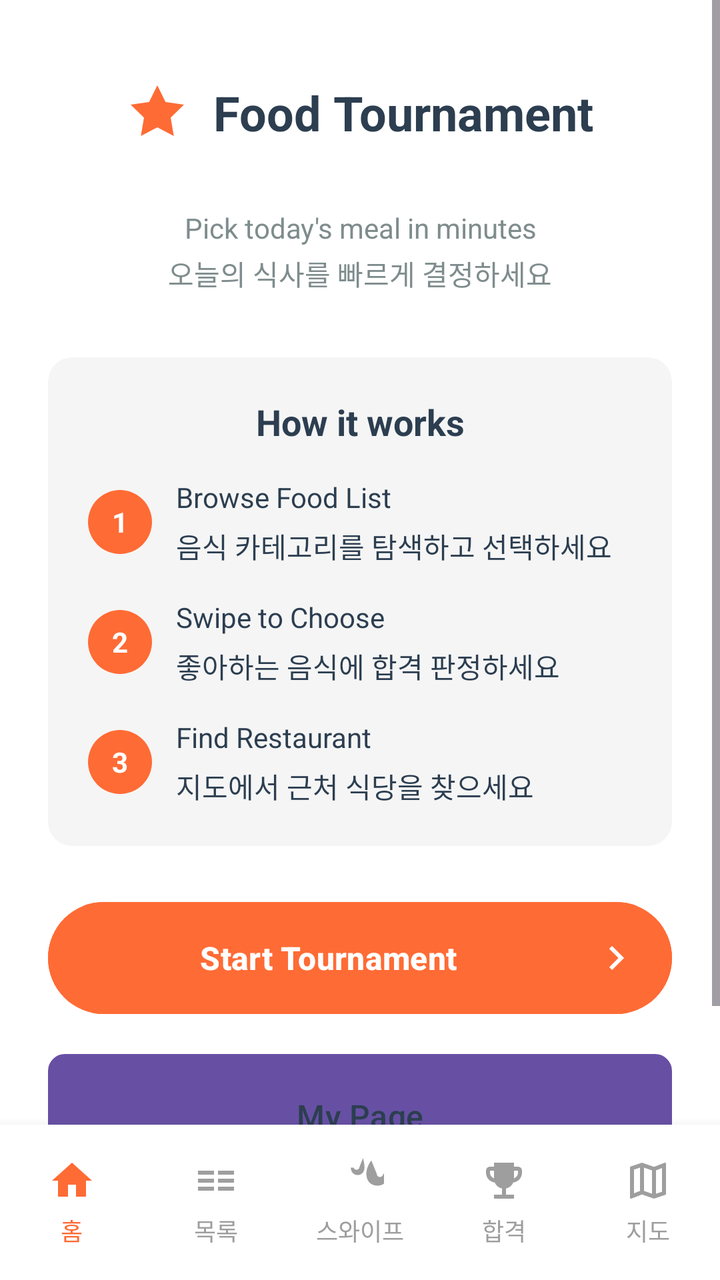
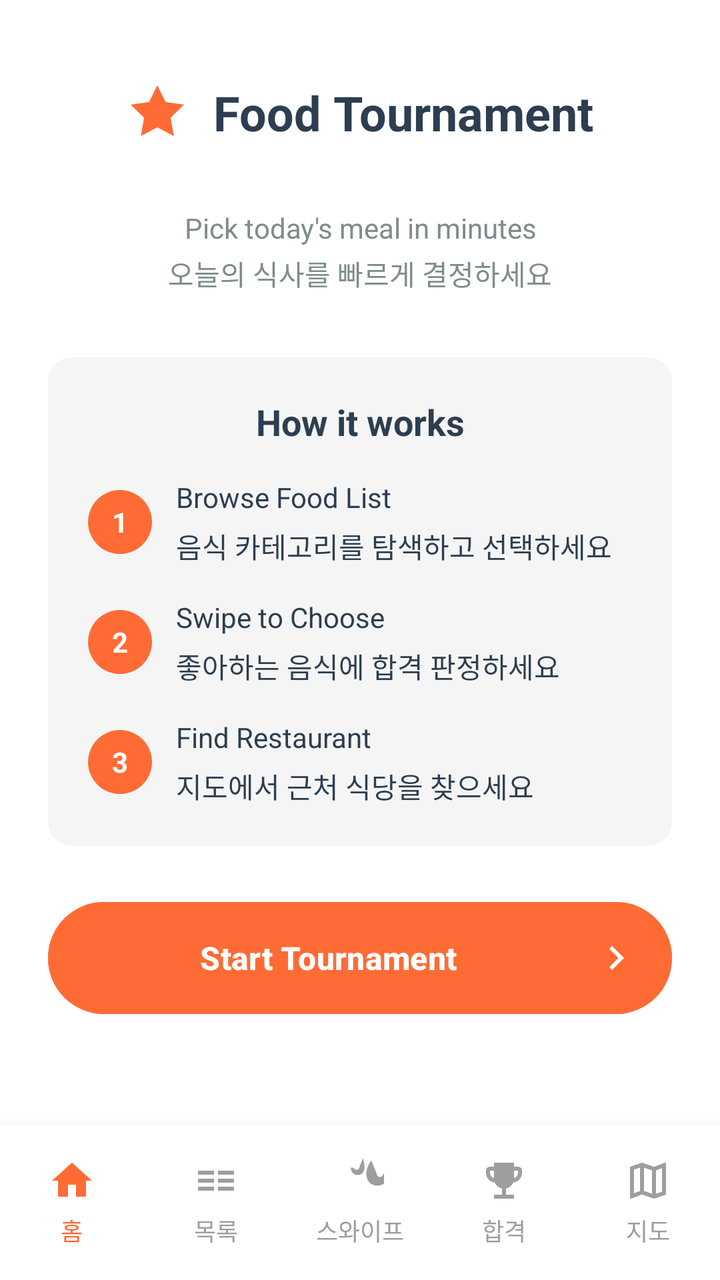

An Android layout rendered at two revisions. The XML below is the earlier revision; the diff shows what the commit changed to produce the second picture.
<!-- AndroidManifest.xml: application theme Theme.Molip_1st -->
<!-- res/layout/activity_intro.xml -->
<?xml version="1.0" encoding="utf-8"?>
<androidx.constraintlayout.widget.ConstraintLayout xmlns:android="http://schemas.android.com/apk/res/android"
    xmlns:app="http://schemas.android.com/apk/res-auto"
    xmlns:tools="http://schemas.android.com/tools"
    android:layout_width="match_parent"
    android:layout_height="match_parent"
    android:background="@color/white"
    tools:context=".ui.IntroActivity">

    
    <ScrollView
        android:id="@+id/scrollView"
        android:layout_width="0dp"
        android:layout_height="0dp"
        android:fillViewport="true"
        app:layout_constraintBottom_toTopOf="@+id/bottomNavigation"
        app:layout_constraintEnd_toEndOf="parent"
        app:layout_constraintStart_toStartOf="parent"
        app:layout_constraintTop_toTopOf="parent">

        <LinearLayout
            android:layout_width="match_parent"
            android:layout_height="wrap_content"
            android:orientation="vertical"
            android:padding="24dp">

            
            <LinearLayout
                android:layout_width="match_parent"
                android:layout_height="wrap_content"
                android:orientation="horizontal"
                android:gravity="center"
                android:layout_marginTop="16dp"
                android:layout_marginBottom="32dp">

                <ImageView
                    android:id="@+id/headerIcon"
                    android:layout_width="32dp"
                    android:layout_height="32dp"
                    android:src="@drawable/ic_star_orange"
                    android:contentDescription="@string/app_title" />

                <TextView
                    android:id="@+id/titleTextView"
                    android:layout_width="wrap_content"
                    android:layout_height="wrap_content"
                    android:text="@string/app_title"
                    android:textSize="24sp"
                    android:textStyle="bold"
                    android:textColor="@color/text_primary"
                    android:layout_marginStart="12dp" />
            </LinearLayout>

            <TextView
                android:id="@+id/subtitleTextView"
                android:layout_width="match_parent"
                android:layout_height="wrap_content"
                android:text="@string/app_subtitle"
                android:textSize="14sp"
                android:textColor="@color/text_secondary"
                android:gravity="center"
                android:lineSpacingMultiplier="1.2"
                android:layout_marginBottom="32dp" />

            
            <androidx.cardview.widget.CardView
                android:layout_width="match_parent"
                android:layout_height="wrap_content"
                android:layout_marginBottom="24dp"
                app:cardBackgroundColor="@color/card_background_gray"
                app:cardCornerRadius="12dp"
                app:cardElevation="0dp">

                <LinearLayout
                    android:layout_width="match_parent"
                    android:layout_height="wrap_content"
                    android:orientation="vertical"
                    android:padding="20dp">

                    <TextView
                        android:layout_width="match_parent"
                        android:layout_height="wrap_content"
                        android:text="@string/how_it_works_title"
                        android:textSize="18sp"
                        android:textStyle="bold"
                        android:textColor="@color/text_primary"
                        android:gravity="center"
                        android:layout_marginBottom="16dp" />

                    
                    <LinearLayout
                        android:layout_width="match_parent"
                        android:layout_height="wrap_content"
                        android:orientation="horizontal"
                        android:gravity="center_vertical"
                        android:layout_marginBottom="16dp">

                        <TextView
                            android:layout_width="32dp"
                            android:layout_height="32dp"
                            android:background="@drawable/shape_circle_orange"
                            android:gravity="center"
                            android:text="1"
                            android:textColor="@color/white"
                            android:textSize="14sp"
                            android:textStyle="bold" />

                        <TextView
                            android:layout_width="0dp"
                            android:layout_height="wrap_content"
                            android:layout_weight="1"
                            android:text="@string/how_it_works_step1"
                            android:textSize="14sp"
                            android:textColor="@color/text_primary"
                            android:layout_marginStart="12dp"
                            android:lineSpacingMultiplier="1.3" />
                    </LinearLayout>

                    
                    <LinearLayout
                        android:layout_width="match_parent"
                        android:layout_height="wrap_content"
                        android:orientation="horizontal"
                        android:gravity="center_vertical"
                        android:layout_marginBottom="16dp">

                        <TextView
                            android:layout_width="32dp"
                            android:layout_height="32dp"
                            android:background="@drawable/shape_circle_orange"
                            android:gravity="center"
                            android:text="2"
                            android:textColor="@color/white"
                            android:textSize="14sp"
                            android:textStyle="bold" />

                        <TextView
                            android:layout_width="0dp"
                            android:layout_height="wrap_content"
                            android:layout_weight="1"
                            android:text="@string/how_it_works_step2"
                            android:textSize="14sp"
                            android:textColor="@color/text_primary"
                            android:layout_marginStart="12dp"
                            android:lineSpacingMultiplier="1.3" />
                    </LinearLayout>

                    
                    <LinearLayout
                        android:layout_width="match_parent"
                        android:layout_height="wrap_content"
                        android:orientation="horizontal"
                        android:gravity="center_vertical">

                        <TextView
                            android:layout_width="32dp"
                            android:layout_height="32dp"
                            android:background="@drawable/shape_circle_orange"
                            android:gravity="center"
                            android:text="3"
                            android:textColor="@color/white"
                            android:textSize="14sp"
                            android:textStyle="bold" />

                        <TextView
                            android:layout_width="0dp"
                            android:layout_height="wrap_content"
                            android:layout_weight="1"
                            android:text="@string/how_it_works_step3"
                            android:textSize="14sp"
                            android:textColor="@color/text_primary"
                            android:layout_marginStart="12dp"
                            android:lineSpacingMultiplier="1.3" />
                    </LinearLayout>
                </LinearLayout>
            </androidx.cardview.widget.CardView>

            
            <androidx.cardview.widget.CardView
                android:id="@+id/recentWinnerCard"
                android:layout_width="match_parent"
                android:layout_height="wrap_content"
                android:layout_marginBottom="24dp"
                android:visibility="gone"
                app:cardCornerRadius="12dp"
                app:cardElevation="0dp">

                <LinearLayout
                    android:layout_width="match_parent"
                    android:layout_height="wrap_content"
                    android:orientation="horizontal"
                    android:padding="20dp"
                    android:background="@drawable/bg_recent_winner_gradient"
                    android:gravity="center">

                    <TextView
                        android:id="@+id/recentWinnerTitle"
                        android:layout_width="0dp"
                        android:layout_height="wrap_content"
                        android:layout_weight="1"
                        android:text="@string/recent_winner_title"
                        android:textSize="16sp"
                        android:textStyle="bold"
                        android:textColor="@color/text_primary" />

                    <ImageView
                        android:id="@+id/recentWinnerImageView"
                        android:layout_width="64dp"
                        android:layout_height="64dp"
                        android:layout_marginStart="16dp"
                        android:scaleType="centerCrop"
                        android:background="@android:color/white"
                        android:contentDescription="Recent winner food"
                        tools:ignore="ContentDescription" />

                    <TextView
                        android:id="@+id/recentWinnerNameTextView"
                        android:layout_width="wrap_content"
                        android:layout_height="wrap_content"
                        android:layout_marginStart="16dp"
                        android:text="육회비빔밥"
                        android:textSize="16sp"
                        android:textStyle="bold"
                        android:textColor="@color/text_primary" />
                </LinearLayout>
            </androidx.cardview.widget.CardView>

            
            <Button
                android:id="@+id/startButton"
                android:layout_width="match_parent"
                android:layout_height="wrap_content"
                android:text="@string/start_tournament"
                android:textSize="16sp"
                android:textStyle="bold"
                android:textColor="@color/white"
                android:backgroundTint="@color/primary_orange"
                android:padding="16dp"
                android:drawableEnd="@drawable/ic_arrow_right"
                android:drawablePadding="8dp"
                android:layout_marginBottom="16dp" />

            
            <Button
                android:id="@+id/myPageButton"
                android:layout_width="match_parent"
                android:layout_height="wrap_content"
                android:text="@string/my_page"
                android:textSize="16sp"
                android:textColor="@color/text_primary"
                android:backgroundTint="@color/white"
                android:padding="16dp"
                android:background="@drawable/shape_button_outline"
                android:layout_marginBottom="16dp" />
        </LinearLayout>
    </ScrollView>

    
    <include
        android:id="@+id/bottomNavigation"
        layout="@layout/layout_bottom_navigation"
        android:layout_width="0dp"
        android:layout_height="wrap_content"
        app:layout_constraintBottom_toBottomOf="parent"
        app:layout_constraintEnd_toEndOf="parent"
        app:layout_constraintStart_toStartOf="parent" />

</androidx.constraintlayout.widget.ConstraintLayout>
<!-- res/layout/layout_bottom_navigation.xml (included above) -->
<?xml version="1.0" encoding="utf-8"?>
<LinearLayout xmlns:android="http://schemas.android.com/apk/res/android"
    xmlns:app="http://schemas.android.com/apk/res-auto"
    android:id="@+id/bottomNavigation"
    android:layout_width="match_parent"
    android:layout_height="wrap_content"
    android:orientation="horizontal"
    android:background="@color/white"
    android:paddingTop="8dp"
    android:paddingBottom="8dp"
    android:elevation="8dp">

    
    <LinearLayout
        android:id="@+id/navHome"
        android:layout_width="0dp"
        android:layout_height="wrap_content"
        android:layout_weight="1"
        android:orientation="vertical"
        android:gravity="center"
        android:padding="8dp"
        android:clickable="true"
        android:focusable="true"
        android:background="?attr/selectableItemBackground">

        <ImageView
            android:layout_width="24dp"
            android:layout_height="24dp"
            android:src="@drawable/ic_home"
            android:contentDescription="@string/nav_home" />

        <TextView
            android:layout_width="wrap_content"
            android:layout_height="wrap_content"
            android:text="@string/nav_home"
            android:textSize="12sp"
            android:textColor="@color/primary_orange"
            android:layout_marginTop="4dp" />
    </LinearLayout>

    
    <LinearLayout
        android:id="@+id/navList"
        android:layout_width="0dp"
        android:layout_height="wrap_content"
        android:layout_weight="1"
        android:orientation="vertical"
        android:gravity="center"
        android:padding="8dp"
        android:clickable="true"
        android:focusable="true"
        android:background="?attr/selectableItemBackground">

        <ImageView
            android:layout_width="24dp"
            android:layout_height="24dp"
            android:src="@drawable/ic_list"
            android:contentDescription="@string/nav_list" />

        <TextView
            android:layout_width="wrap_content"
            android:layout_height="wrap_content"
            android:text="@string/nav_list"
            android:textSize="12sp"
            android:textColor="@color/navigation_unselected"
            android:layout_marginTop="4dp" />
    </LinearLayout>

    
    <LinearLayout
        android:id="@+id/navSwipe"
        android:layout_width="0dp"
        android:layout_height="wrap_content"
        android:layout_weight="1"
        android:orientation="vertical"
        android:gravity="center"
        android:padding="8dp"
        android:clickable="true"
        android:focusable="true"
        android:background="?attr/selectableItemBackground">

        <ImageView
            android:layout_width="24dp"
            android:layout_height="24dp"
            android:src="@drawable/ic_swipe"
            android:contentDescription="@string/nav_swipe" />

        <TextView
            android:layout_width="wrap_content"
            android:layout_height="wrap_content"
            android:text="@string/nav_swipe"
            android:textSize="12sp"
            android:textColor="@color/navigation_unselected"
            android:layout_marginTop="4dp" />
    </LinearLayout>

    
    <LinearLayout
        android:id="@+id/navAccepted"
        android:layout_width="0dp"
        android:layout_height="wrap_content"
        android:layout_weight="1"
        android:orientation="vertical"
        android:gravity="center"
        android:padding="8dp"
        android:clickable="true"
        android:focusable="true"
        android:background="?attr/selectableItemBackground">

        <ImageView
            android:layout_width="24dp"
            android:layout_height="24dp"
            android:src="@drawable/ic_trophy"
            android:contentDescription="@string/nav_accepted" />

        <TextView
            android:layout_width="wrap_content"
            android:layout_height="wrap_content"
            android:text="@string/nav_accepted"
            android:textSize="12sp"
            android:textColor="@color/navigation_unselected"
            android:layout_marginTop="4dp" />
    </LinearLayout>

    
    <LinearLayout
        android:id="@+id/navMap"
        android:layout_width="0dp"
        android:layout_height="wrap_content"
        android:layout_weight="1"
        android:orientation="vertical"
        android:gravity="center"
        android:padding="8dp"
        android:clickable="true"
        android:focusable="true"
        android:background="?attr/selectableItemBackground">

        <ImageView
            android:layout_width="24dp"
            android:layout_height="24dp"
            android:src="@drawable/ic_map"
            android:contentDescription="@string/nav_map" />

        <TextView
            android:layout_width="wrap_content"
            android:layout_height="wrap_content"
            android:text="@string/nav_map"
            android:textSize="12sp"
            android:textColor="@color/navigation_unselected"
            android:layout_marginTop="4dp" />
    </LinearLayout>
</LinearLayout>
<!-- resources referenced by this layout -->
<resources>
  <color name="card_background_gray">#F5F5F5</color>
  <color name="navigation_unselected">#9E9E9E</color>
  <color name="primary_orange">#FF6B35</color>
  <color name="text_primary">#2C3E50</color>
  <color name="text_secondary">#7F8C8D</color>
  <color name="white">#FFFFFFFF</color>
  <!-- drawable bg_recent_winner_gradient (drawable) -->
  <?xml version="1.0" encoding="utf-8"?>
  <shape xmlns:android="http://schemas.android.com/apk/res/android">
      <gradient
          android:type="linear"
          android:angle="135"
          android:startColor="@color/recent_winner_yellow_start"
          android:endColor="@color/recent_winner_yellow_end" />
      <corners android:radius="12dp" />
  </shape>
  <!-- drawable ic_arrow_right (drawable) -->
  <?xml version="1.0" encoding="utf-8"?>
  <vector xmlns:android="http://schemas.android.com/apk/res/android"
      android:width="24dp"
      android:height="24dp"
      android:viewportWidth="24"
      android:viewportHeight="24">
      
      <path
          android:fillColor="@color/white"
          android:pathData="M8.59,16.59L13.17,12L8.59,7.41L10,6L16,12L10,18L8.59,16.59Z"/>
  </vector>
  <!-- drawable ic_home (drawable) -->
  <?xml version="1.0" encoding="utf-8"?>
  <vector xmlns:android="http://schemas.android.com/apk/res/android"
      android:width="24dp"
      android:height="24dp"
      android:viewportWidth="24"
      android:viewportHeight="24">
      
      <path
          android:fillColor="@color/primary_orange"
          android:pathData="M10,20V14H14V20H19V12H22L12,3L2,12H5V20H10Z"/>
  </vector>
  <!-- drawable ic_star_orange (drawable) -->
  <?xml version="1.0" encoding="utf-8"?>
  <vector xmlns:android="http://schemas.android.com/apk/res/android"
      android:width="24dp"
      android:height="24dp"
      android:viewportWidth="24"
      android:viewportHeight="24">
      
      <path
          android:fillColor="@color/primary_orange"
          android:pathData="M12,2L15.09,8.26L22,9.27L17,14.14L18.18,21.02L12,17.77L5.82,21.02L7,14.14L2,9.27L8.91,8.26L12,2Z"/>
  </vector>
  <!-- drawable shape_button_outline (drawable) -->
  <?xml version="1.0" encoding="utf-8"?>
  <shape xmlns:android="http://schemas.android.com/apk/res/android"
      android:shape="rectangle">
      <solid android:color="@color/white" />
      <stroke
          android:width="1dp"
          android:color="@color/button_border_gray" />
      <corners android:radius="8dp" />
  </shape>
  <!-- drawable shape_circle_orange (drawable) -->
  <?xml version="1.0" encoding="utf-8"?>
  <shape xmlns:android="http://schemas.android.com/apk/res/android"
      android:shape="oval">
      <solid android:color="@color/primary_orange" />
  </shape>
  <string name="app_subtitle">Pick today\'s meal in minutes\n오늘의 식사를 빠르게 결정하세요</string>
  <string name="app_title">Food Tournament</string>
  <string name="how_it_works_step1">Browse Food List\n음식 카테고리를 탐색하고 선택하세요</string>
  <string name="how_it_works_step2">Swipe to Choose\n좋아하는 음식에 합격 판정하세요</string>
  <string name="how_it_works_step3">Find Restaurant\n지도에서 근처 식당을 찾으세요</string>
  <string name="how_it_works_title">How it works</string>
  <string name="my_page">My Page</string>
  <string name="nav_accepted">합격</string>
  <string name="nav_home">홈</string>
  <string name="nav_list">목록</string>
  <string name="nav_map">지도</string>
  <string name="nav_swipe">스와이프</string>
  <string name="recent_winner_title">Recent Winner</string>
  <string name="start_tournament">Start Tournament</string>
  <style name="Theme.Molip_1st" parent="Base.Theme.Molip_1st" />
  <color name="recent_winner_yellow_start">#FFF9C4</color>
  <color name="recent_winner_yellow_end">#FFF59D</color>
  <color name="button_border_gray">#E0E0E0</color>
  <style name="Base.Theme.Molip_1st" parent="Theme.Material3.DayNight.NoActionBar">
          
          
      </style>
  <!-- unchanged entries left out for length: 4 -->
</resources>

<!-- the commit's change to res/layout/activity_intro.xml (unified diff, before → after) -->
@@ -239,19 +239,6 @@
                 android:drawableEnd="@drawable/ic_arrow_right"
                 android:drawablePadding="8dp"
                 android:layout_marginBottom="16dp" />
-
-            
-            <Button
-                android:id="@+id/myPageButton"
-                android:layout_width="match_parent"
-                android:layout_height="wrap_content"
-                android:text="@string/my_page"
-                android:textSize="16sp"
-                android:textColor="@color/text_primary"
-                android:backgroundTint="@color/white"
-                android:padding="16dp"
-                android:background="@drawable/shape_button_outline"
-                android:layout_marginBottom="16dp" />
         </LinearLayout>
     </ScrollView>
 
<!-- resource entries referenced after the edit -->
@@ -52,16 +52,6 @@
           android:fillColor="@color/primary_orange"
           android:pathData="M12,2L15.09,8.26L22,9.27L17,14.14L18.18,21.02L12,17.77L5.82,21.02L7,14.14L2,9.27L8.91,8.26L12,2Z"/>
   </vector>
-  <!-- drawable shape_button_outline (drawable) -->
-  <?xml version="1.0" encoding="utf-8"?>
-  <shape xmlns:android="http://schemas.android.com/apk/res/android"
-      android:shape="rectangle">
-      <solid android:color="@color/white" />
-      <stroke
-          android:width="1dp"
-          android:color="@color/button_border_gray" />
-      <corners android:radius="8dp" />
-  </shape>
   <!-- drawable shape_circle_orange (drawable) -->
   <?xml version="1.0" encoding="utf-8"?>
   <shape xmlns:android="http://schemas.android.com/apk/res/android"
@@ -74,7 +64,6 @@
   <string name="how_it_works_step2">Swipe to Choose\n좋아하는 음식에 합격 판정하세요</string>
   <string name="how_it_works_step3">Find Restaurant\n지도에서 근처 식당을 찾으세요</string>
   <string name="how_it_works_title">How it works</string>
-  <string name="my_page">My Page</string>
   <string name="nav_accepted">합격</string>
   <string name="nav_home">홈</string>
   <string name="nav_list">목록</string>
@@ -85,7 +74,6 @@
   <style name="Theme.Molip_1st" parent="Base.Theme.Molip_1st" />
   <color name="recent_winner_yellow_start">#FFF9C4</color>
   <color name="recent_winner_yellow_end">#FFF59D</color>
-  <color name="button_border_gray">#E0E0E0</color>
   <style name="Base.Theme.Molip_1st" parent="Theme.Material3.DayNight.NoActionBar">
           
           
